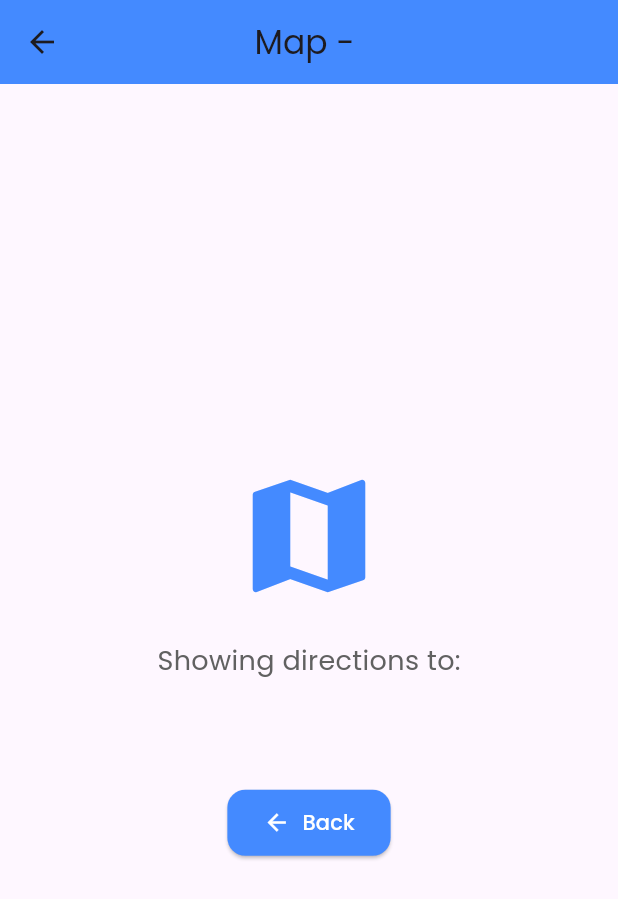
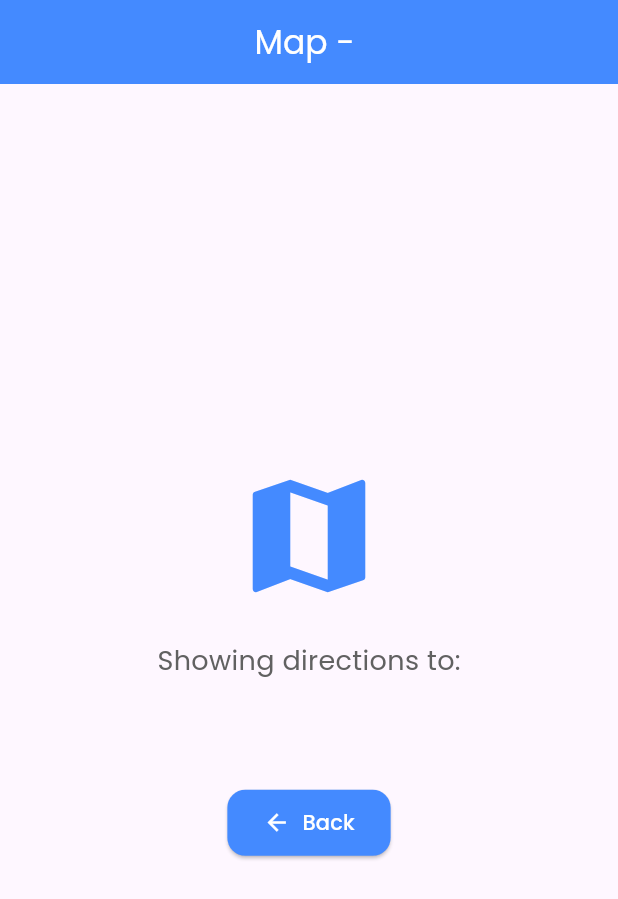
Before and after one commit to sv-sanjaiykumar/UniNav, a Flutter app: the MapScreen screen opened directly with empty values, on a phone screen of 412 x 824 dp. Shown: the top 899 px of the screen. Run offline on Flutter 3.47's test engine with Material 3 defaults, Android fonts, the phone set to English and light mode, and no system bars; our stand-ins replace google_fonts.

Commit message:
Create navigation_screen,map_screen,and added logout button on the profile screen

```diff
--- a/lib/screens/map_screen.dart
+++ b/lib/screens/map_screen.dart
@@ -9,7 +9,11 @@ class MapScreen extends StatelessWidget {
   Widget build(BuildContext context) {
     return Scaffold(
       appBar: AppBar(
-        title: Text("Map - $destination"),
+        automaticallyImplyLeading: false,
+        title: Text(
+            "Map - $destination",
+          style: TextStyle(color: Colors.white),
+        ),
         backgroundColor: Colors.blueAccent,
         centerTitle: true,
       ),
```
